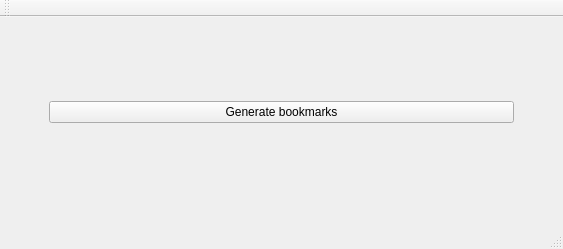
First picture: the form in mainwindow.ui, repository 5yato4ok/timeline_widget, before the edit.
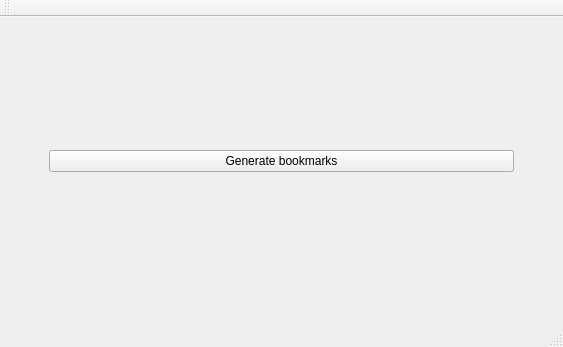
Second picture: the form after the edit.

What changed in the file:
```diff
--- a/mainwindow.ui
+++ b/mainwindow.ui
@@ -7,7 +7,7 @@
     <x>0</x>
     <y>0</y>
     <width>563</width>
-    <height>249</height>
+    <height>347</height>
    </rect>
   </property>
   <property name="windowTitle">
```
